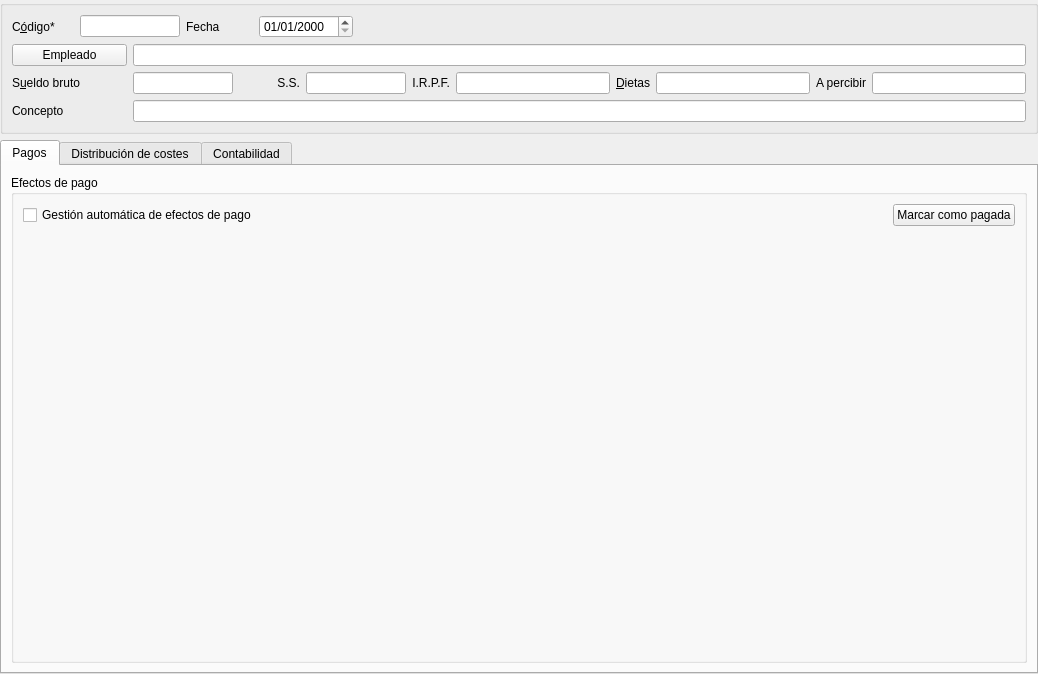
First picture: the form in es.alephsistemas.gestion.rrhh/rrhh_nominas.dbrecord.ui, repository dpinelo/AlephERP-MainModules, before the edit.
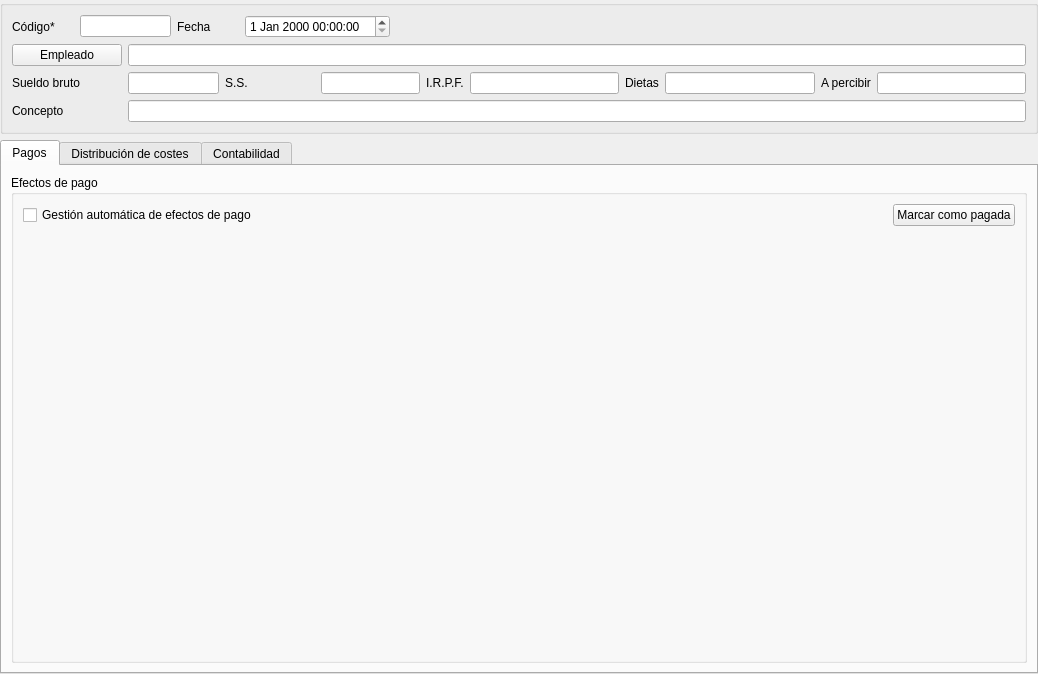
Second picture: the form after the edit. Icons and pictures are not drawn. Custom widgets are drawn as their Qt base class.

```diff
--- a/es.alephsistemas.gestion.rrhh/rrhh_nominas.dbrecord.ui
+++ b/es.alephsistemas.gestion.rrhh/rrhh_nominas.dbrecord.ui
@@ -35,7 +35,7 @@
       <item row="0" column="0">
        <widget class="QLabel" name="label">
         <property name="text">
-         <string>C&amp;ódigo*</string>
+         <string>Código*</string>
         </property>
         <property name="buddy">
          <cstring>db_codnomina</cstring>
@@ -51,10 +51,7 @@
       </item>
       <item row="0" column="6" colspan="2">
        <widget class="DBDateTimeEdit" name="dbDateTimeEdit">
-        <property name="displayFormat">
-         <string>dd/MM/yyyy</string>
-        </property>
-        <property name="fieldName" stdset="0">
+        <property name="fieldName">
          <string>fecha</string>
         </property>
         <property name="dataEditable" stdset="0">
@@ -101,7 +98,7 @@
       <item row="2" column="0" colspan="3">
        <widget class="QLabel" name="label_4">
         <property name="text">
-         <string>S&amp;ueldo bruto</string>
+         <string>Sueldo bruto</string>
         </property>
         <property name="buddy">
          <cstring>db_sueldobruto</cstring>
@@ -123,9 +120,6 @@
         <property name="text">
          <string>S.S.</string>
         </property>
-        <property name="alignment">
-         <set>Qt::AlignRight|Qt::AlignTrailing|Qt::AlignVCenter</set>
-        </property>
         <property name="buddy">
          <cstring>db_ss</cstring>
         </property>
@@ -146,9 +140,6 @@
         <property name="text">
          <string>I.R.P.F.</string>
         </property>
-        <property name="alignment">
-         <set>Qt::AlignRight|Qt::AlignTrailing|Qt::AlignVCenter</set>
-        </property>
         <property name="buddy">
          <cstring>db_irpf</cstring>
         </property>
@@ -169,9 +160,6 @@
         <property name="text">
          <string>A percibir</string>
         </property>
-        <property name="alignment">
-         <set>Qt::AlignRight|Qt::AlignTrailing|Qt::AlignVCenter</set>
-        </property>
         <property name="buddy">
          <cstring>db_apercibir</cstring>
         </property>
@@ -223,10 +211,7 @@
       <item row="2" column="11">
        <widget class="QLabel" name="label_8">
         <property name="text">
-         <string>&amp;Dietas</string>
-        </property>
-        <property name="alignment">
-         <set>Qt::AlignRight|Qt::AlignTrailing|Qt::AlignVCenter</set>
+         <string>Dietas</string>
         </property>
         <property name="buddy">
          <cstring>db_dietas</cstring>
```
Left out of the diff: 93 changed lines with no effect on the pictures.
